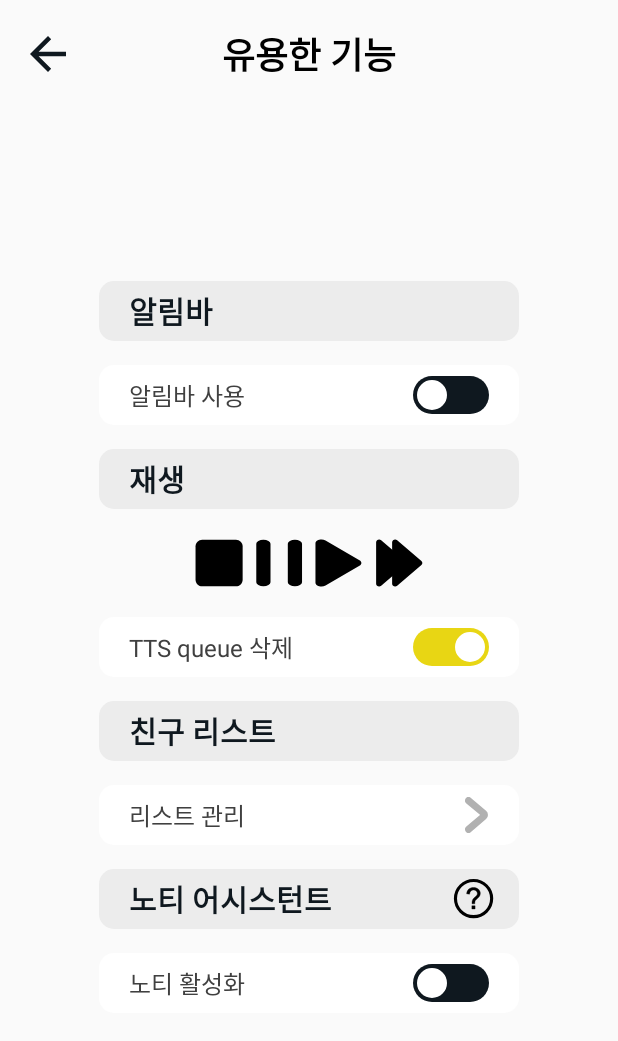
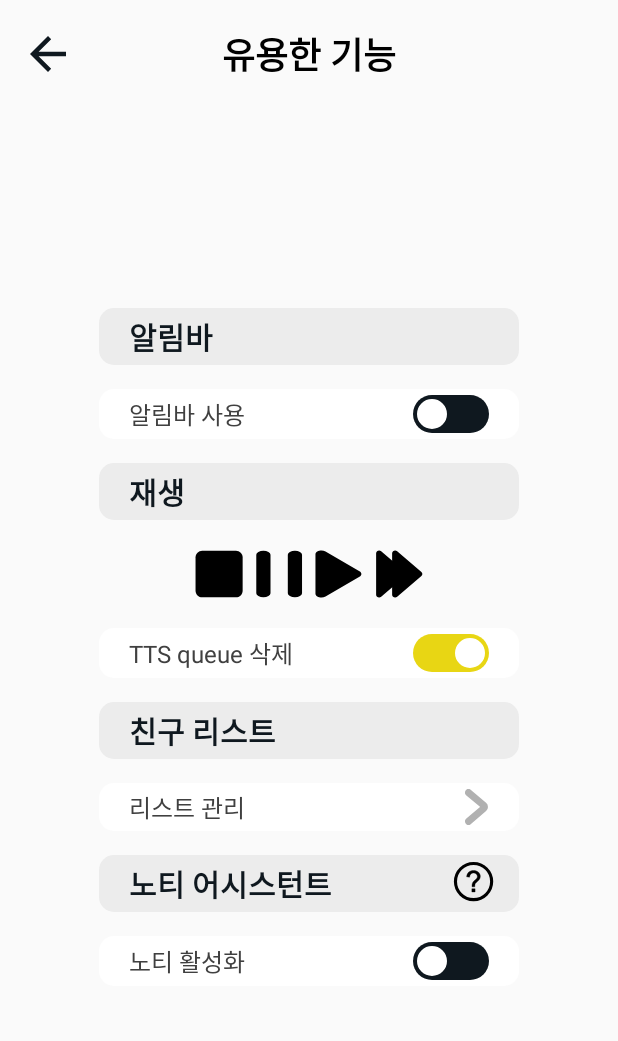
Before and after one commit to khg9849/CapstoneDesign2_team4, an Android app: the UsefulActivity screen opened directly, with no data from a screen before it, on a phone screen of 412 x 824 dp. Shown: the top 1041 px of the screen. Run offline under Robolectric (Android 15) with nearby library versions, the phone set to English and light mode, and no system bars; 2 statements that could not run were skipped.

Commit message:
give padding to section and option

```diff
--- a/KakaoTalktoSpeech/app/src/main/res/layout/activity_usefulfeatures.xml
+++ b/KakaoTalktoSpeech/app/src/main/res/layout/activity_usefulfeatures.xml
@@ -57,9 +57,11 @@
         <RelativeLayout
             android:id="@+id/sectionNotibar"
             android:layout_width="match_parent"
-            android:layout_height="40dp"
+            android:layout_height="wrap_content"
             android:layout_marginTop="16dp"
-            android:background="@drawable/item_lightgray">
+            android:background="@drawable/item_lightgray"
+            android:paddingTop="4dp"
+            android:paddingBottom="4dp">
 
             <TextView
                 android:id="@+id/textNotibar"
@@ -77,9 +79,11 @@
         <RelativeLayout
             android:id="@+id/optionNotibar"
             android:layout_width="match_parent"
-            android:layout_height="40dp"
+            android:layout_height="wrap_content"
             android:layout_marginTop="16dp"
-            android:background="@drawable/item_white">
+            android:background="@drawable/item_white"
+            android:paddingTop="4dp"
+            android:paddingBottom="4dp">
 
             <TextView
                 android:id="@+id/textNotibar2"
@@ -113,9 +117,11 @@
         <RelativeLayout
             android:id="@+id/sectionPlay"
             android:layout_width="match_parent"
-            android:layout_height="40dp"
+            android:layout_height="wrap_content"
             android:layout_marginTop="16dp"
-            android:background="@drawable/item_lightgray">
+            android:background="@drawable/item_lightgray"
+            android:paddingTop="4dp"
+            android:paddingBottom="4dp">
 
             <TextView
                 android:id="@+id/textPlay"
@@ -133,7 +139,7 @@
         <LinearLayout
             android:id="@+id/linearLayout"
             android:layout_width="match_parent"
-            android:layout_height="wrap_content"
+            android:layout_height="40dp"
             android:layout_marginTop="16dp"
             android:baselineAligned="false"
             android:gravity="center_horizontal|center_vertical"
@@ -182,9 +188,11 @@
         <RelativeLayout
             android:id="@+id/optionTTSQ"
             android:layout_width="match_parent"
-            android:layout_height="40dp"
+            android:layout_height="wrap_content"
             android:layout_marginTop="16dp"
-            android:background="@drawable/item_white">
+            android:background="@drawable/item_white"
+            android:paddingTop="4dp"
+            android:paddingBottom="4dp">
 
             <TextView
                 android:id="@+id/textTTSQ"
@@ -218,9 +226,11 @@
         <RelativeLayout
             android:id="@+id/sectionList"
             android:layout_width="match_parent"
-            android:layout_height="40dp"
+            android:layout_height="wrap_content"
             android:layout_marginTop="16dp"
-            android:background="@drawable/item_lightgray">
+            android:background="@drawable/item_lightgray"
+            android:paddingTop="4dp"
+            android:paddingBottom="4dp">
 
             <TextView
                 android:id="@+id/textList"
@@ -238,9 +248,11 @@
         <RelativeLayout
             android:id="@+id/optionList"
             android:layout_width="match_parent"
-            android:layout_height="40dp"
+            android:layout_height="wrap_content"
             android:layout_marginTop="16dp"
-            android:background="@drawable/item_white">
+            android:background="@drawable/item_white"
+            android:paddingTop="4dp"
+            android:paddingBottom="4dp">
 
             <TextView
                 android:id="@+id/optionList2"
@@ -256,7 +268,9 @@
             <FrameLayout
                 android:id="@+id/btnListWrap"
                 android:layout_width="match_parent"
-                android:layout_height="match_parent">
+                android:layout_height="wrap_content"
+                android:layout_alignParentEnd="true"
+                android:layout_marginEnd="0dp">
 
                 <Button
                     android:id="@+id/btnList"
@@ -274,9 +288,11 @@
         <RelativeLayout
             android:id="@+id/sectionNotiAssistant"
             android:layout_width="match_parent"
-            android:layout_height="40dp"
+            android:layout_height="wrap_content"
             android:layout_marginTop="16dp"
-            android:background="@drawable/item_lightgray">
+            android:background="@drawable/item_lightgray"
+            android:paddingTop="4dp"
+            android:paddingBottom="4dp">
 
             <TextView
                 android:id="@+id/textNotiAssistant"
@@ -292,7 +308,7 @@
             <FrameLayout
                 android:id="@+id/btnNotiHelpWrap"
                 android:layout_width="80dp"
-                android:layout_height="match_parent"
+                android:layout_height="wrap_content"
                 android:layout_alignParentEnd="true"
                 android:layout_marginEnd="0dp">
 
@@ -310,10 +326,12 @@
         <RelativeLayout
             android:id="@+id/optionNotiAssistant"
             android:layout_width="match_parent"
-            android:layout_height="40dp"
+            android:layout_height="wrap_content"
             android:layout_marginTop="16dp"
             android:layout_marginBottom="16dp"
-            android:background="@drawable/item_white">
+            android:background="@drawable/item_white"
+            android:paddingTop="4dp"
+            android:paddingBottom="4dp">
 
             <TextView
                 android:id="@+id/textNotiAssistant2"
```
Also changed, not shown: KakaoTalktoSpeech/app/src/main/res/layout/activity_options.xml (+33 -18 lines).
